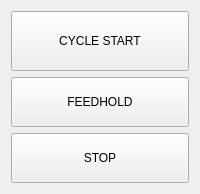
First picture: the form in thorcnc/widgets/run_controls.ui, repository Moshkopp/ThorCNC, before the edit.
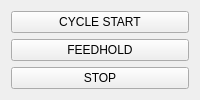
Second picture: the form after the edit.

Commit message: refactor: implement state-based styling for run control buttons and update spindle speed signal handling

```diff
--- a/thorcnc/widgets/run_controls.ui
+++ b/thorcnc/widgets/run_controls.ui
@@ -7,7 +7,7 @@
      <property name="minimumSize">
       <size>
        <width>0</width>
-       <height>60</height>
+       <height>0</height>
       </size>
      </property>
      <property name="text">
@@ -20,7 +20,7 @@
      <property name="minimumSize">
       <size>
        <width>0</width>
-       <height>50</height>
+       <height>0</height>
       </size>
      </property>
      <property name="text">
@@ -33,7 +33,7 @@
      <property name="minimumSize">
       <size>
        <width>0</width>
-       <height>50</height>
+       <height>0</height>
       </size>
      </property>
      <property name="text">
```
The commit also changes 11 other files.
